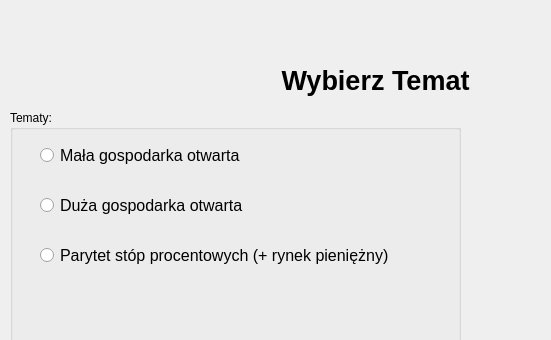
vanitskiy18/macroeconomics-of-the-open-economy-models, file ui/MainWindow.ui: the form before one commit; both pictures show x 0 to 551 and y 0 to 340 of the 800 by 600 pixel window.
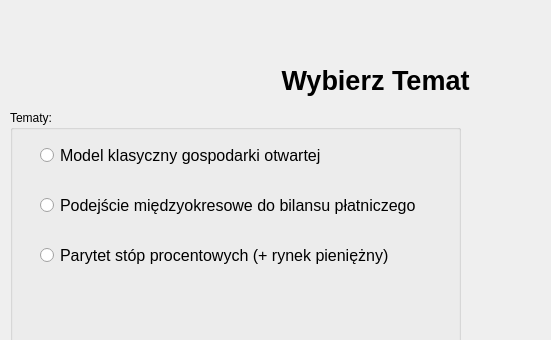
The form after the commit.

Commit message: Refactor open economy model, unify interface and update UI components

Diff of the .ui file:
```diff
--- a/ui/MainWindow.ui
+++ b/ui/MainWindow.ui
@@ -82,7 +82,7 @@
       </font>
      </property>
      <property name="text">
-      <string>Mała gospodarka otwarta</string>
+      <string>Model klasyczny gospodarki otwartej</string>
      </property>
      <property name="checked">
       <bool>false</bool>
@@ -124,7 +124,7 @@
       </font>
      </property>
      <property name="text">
-      <string>Duża gospodarka otwarta</string>
+      <string>Podejście międzyokresowe do bilansu płatniczego</string>
      </property>
     </widget>
    </widget>
```
The commit also changes 5 other files.
